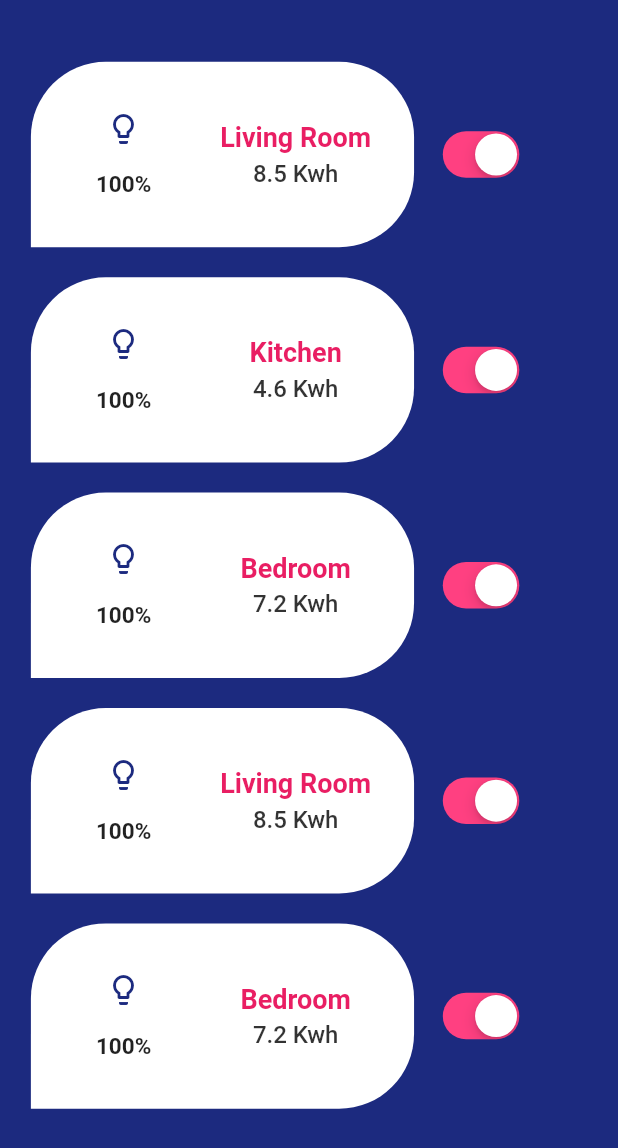
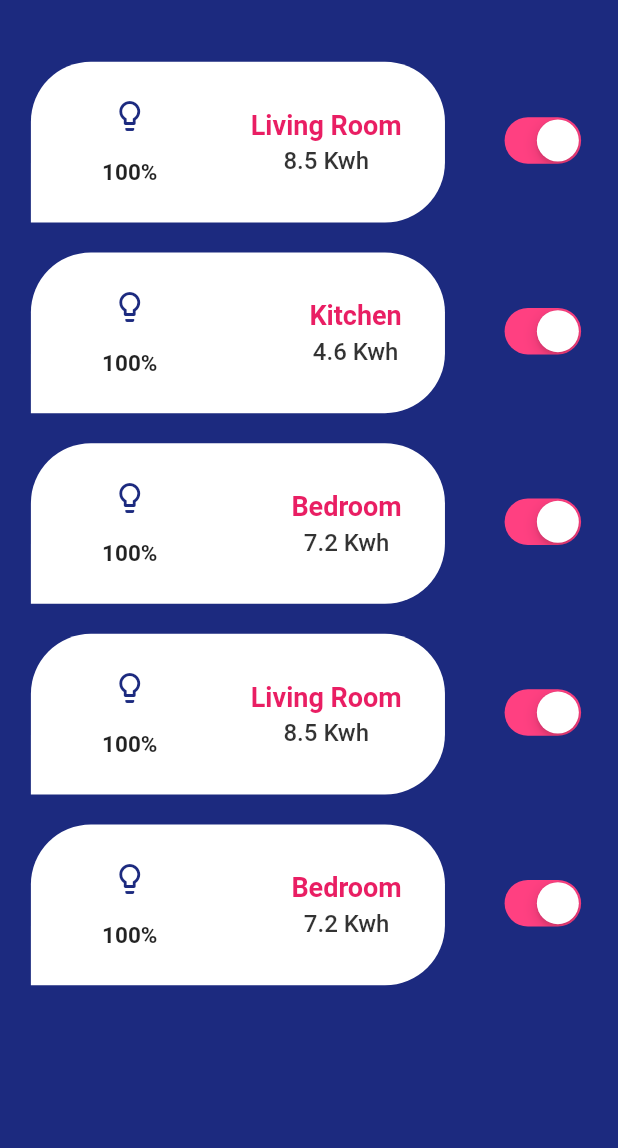
Before and after one commit to Maheresio/smart_home-slider, a Flutter app: the screen it shows after launch, on a phone screen of 412 x 824 dp. Shown: the top 1148 px of the screen. Run offline on Flutter 3.47's test engine with Material 2 defaults, Android fonts, the phone set to English and light mode, and no system bars; Roboto replaces fonts that are missing (Sf).

Commit message:
adding resposiveness to only mobile screens

```diff
--- a/lib/main.dart
+++ b/lib/main.dart
@@ -1,8 +1,8 @@
 import 'package:flutter/material.dart';
 import 'package:provider/provider.dart';
-import 'view_model/smart_home_provider.dart';
 
 import 'app_constants.dart';
+import 'view_model/smart_home_provider.dart';
 import 'views/home_view.dart';
 
 void main() {
@@ -10,11 +10,13 @@ void main() {
     ChangeNotifierProvider(
       create: (context) => SmartHomeProvider(),
       child: MaterialApp(
+        useInheritedMediaQuery: true,
         debugShowCheckedModeBanner: false,
         theme: ThemeData().copyWith(
           scaffoldBackgroundColor: AppColors.darkBlue,
         ),
         home: const HomeView(),
-        )),
+      ),
+    ),
   );
 }
--- a/lib/view_model/smart_home_provider.dart
+++ b/lib/view_model/smart_home_provider.dart
@@ -49,7 +49,7 @@ class SmartHomeProvider with ChangeNotifier {
   }
 
   double calculateWidth(Size deviceSize, int index) {
-    return deviceSize.width * .40 * (sliderValues.elementAt(index) / 100) +
+    return deviceSize.width * .45 * (sliderValues.elementAt(index) / 100) +
         deviceSize.width * .22;
   }
 }
--- a/lib/views/widgets/content.dart
+++ b/lib/views/widgets/content.dart
@@ -1,5 +1,3 @@
-import 'package:flutter/cupertino.dart';
-import 'package:flutter/gestures.dart';
 import 'package:flutter/material.dart';
 import 'package:provider/provider.dart';
 
@@ -23,7 +21,7 @@ class Content extends StatelessWidget {
           crossAxisAlignment: CrossAxisAlignment.center,
           children: [
             SizedBox(
-              width: deviceSize.width * .1,
+              width: deviceSize.width * .12,
               child: Column(
                 mainAxisAlignment: MainAxisAlignment.center,
                 children: [
@@ -72,14 +70,7 @@ class Content extends StatelessWidget {
                     )),
               ],
             ),
-            const Spacer(),
-            CupertinoSwitch(
-                dragStartBehavior: DragStartBehavior.down,
-                activeColor: Colors.pinkAccent,
-                value: homeProvider.switchValues.elementAt(index),
-                onChanged: (val) {
-                  homeProvider.setSwitchValue(val, index);
-                }),
+            SizedBox(width: deviceSize.width * .2),
           ],
         ),
       ),
--- a/lib/views/widgets/custom_animated_container.dart
+++ b/lib/views/widgets/custom_animated_container.dart
@@ -12,13 +12,13 @@ class CustomAnimatedContainer extends StatelessWidget {
   Widget build(BuildContext context) {
     final deviceSize = MediaQuery.of(context).size;
     final homeProvider = Provider.of<SmartHomeProvider>(context);
-    const double rad = 50;
+    const double rad = 40;
 
     return AnimatedContainer(
       width: homeProvider.switchValues.elementAt(index)
           ? homeProvider.calculateWidth(deviceSize, index)
           : deviceSize.width,
-      height: deviceSize.height * .15,
+      height: deviceSize.height * .13,
       decoration: BoxDecoration(
           color: homeProvider.switchValues.elementAt(index)
               ? Colors.white
--- a/lib/views/widgets/custom_slider.dart
+++ b/lib/views/widgets/custom_slider.dart
@@ -14,7 +14,7 @@ class CustomSlider extends StatelessWidget {
     return Positioned.fill(
       left: deviceSize.width * .1,
       child: Padding(
-        padding: EdgeInsetsDirectional.only(end: deviceSize.width * .24),
+        padding: EdgeInsetsDirectional.only(end: deviceSize.width * .2),
         child: Opacity(
             opacity: 0,
             child: AbsorbPointer(
--- /dev/null
+++ b/lib/views/widgets/custom_switch.dart
@@ -0,0 +1,29 @@
+import 'package:flutter/cupertino.dart';
+import 'package:flutter/gestures.dart';
+import 'package:flutter/material.dart';
+import 'package:provider/provider.dart';
+import '../../view_model/smart_home_provider.dart';
+
+class CustomSwitch extends StatelessWidget {
+  const CustomSwitch(this.index,{super.key});
+
+final int index;
+  @override
+  Widget build(BuildContext context) {
+    final homeProvider = Provider.of<SmartHomeProvider>(context);
+    final deviceSize = MediaQuery.of(context).size;
+
+    return Positioned.directional(
+      textDirection: TextDirection.ltr,
+      end:0,
+      top: deviceSize.height*.04,
+      child: CupertinoSwitch(
+          dragStartBehavior: DragStartBehavior.down,
+          activeColor: Colors.pinkAccent,
+          value: homeProvider.switchValues.elementAt(index),
+          onChanged: (val) {
+            homeProvider.setSwitchValue(val, index);
+          }),
+    );
+  }
+}
--- a/lib/views/widgets/list_view_item.dart
+++ b/lib/views/widgets/list_view_item.dart
@@ -1,5 +1,6 @@
 import 'package:flutter/cupertino.dart';
 import 'package:flutter/material.dart';
+import 'custom_switch.dart';
 import 'custom_animated_container.dart';
 
 import 'content.dart';
@@ -17,6 +18,7 @@ class ListViewItem extends StatelessWidget {
         CustomAnimatedContainer(index),
         Content(index),
         CustomSlider(index),
+        CustomSwitch(index),
       ],
     );
   }
--- a/pubspec.yaml
+++ b/pubspec.yaml
@@ -34,12 +34,6 @@ dependencies:
   provider: ^6.0.5
 
 dev_dependencies:
-
-  # The "flutter_lints" package below contains a set of recommended lints to
-  # encourage good coding practices. The lint set provided by the package is
-  # activated in the `analysis_options.yaml` file located at the root of your
-  # package. See that file for information about deactivating specific lint
-  # rules and activating additional ones.
   flutter_lints: ^2.0.0
   flutter_test:
     sdk: flutter
```
Lines whose indentation alone changed are shown as unchanged.
